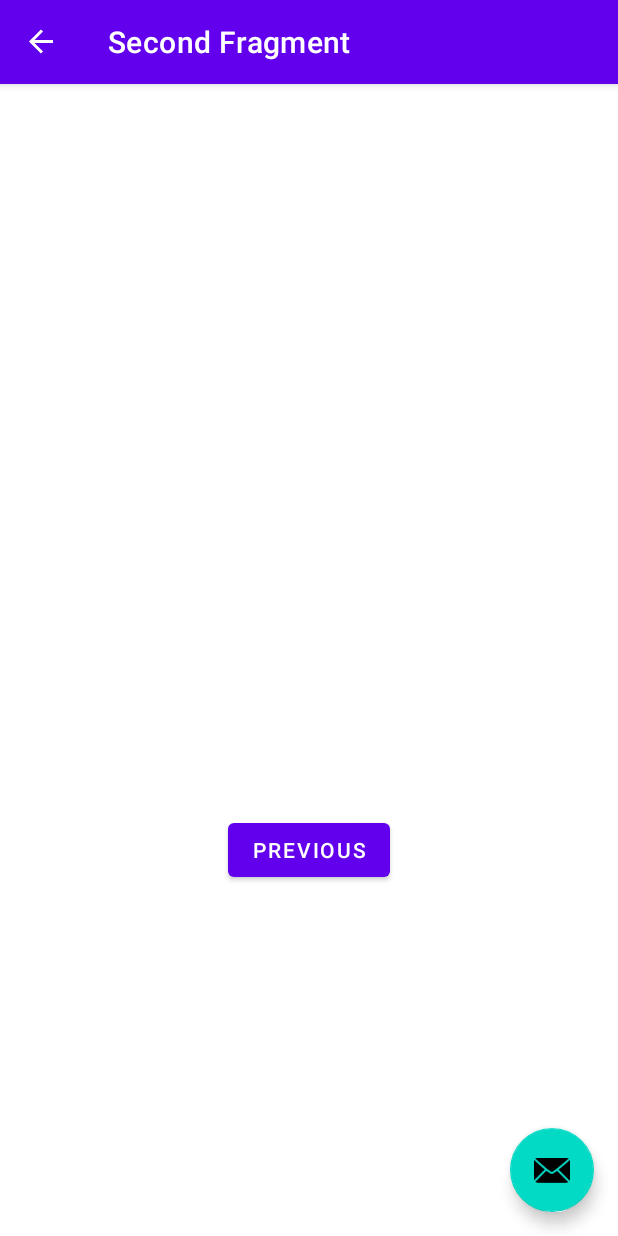
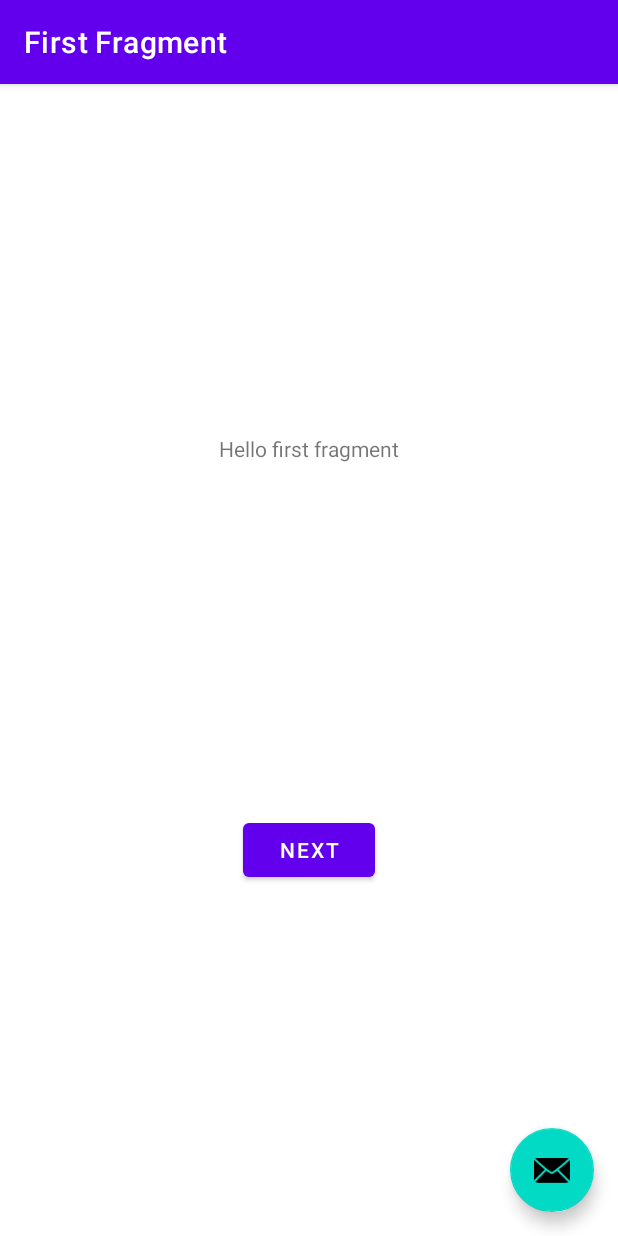
Before and after one commit to volsahin/ds-challenge, an Android app: the screen it shows after launch (MainActivity), after a tap on "NEXT", on a phone screen of 412 x 824 dp. Run offline under Robolectric (Android 15) with nearby library versions, the phone set to English and light mode, and no system bars; our stand-ins replace Dagger/Hilt's generated code, navigation-ui; 2 statements that could not run were skipped.

Commit message:
HomeFragment connected with HomeViewModel

```diff
--- a/app/build.gradle
+++ b/app/build.gradle
@@ -61,4 +61,6 @@ dependencies {
     implementation("com.squareup.moshi:moshi-kotlin:1.13.0")
     implementation 'com.squareup.okhttp3:logging-interceptor:4.2.1'
 
+    implementation "org.jetbrains.kotlinx:kotlinx-coroutines-android:1.6.1"
+    implementation "org.jetbrains.kotlinx:kotlinx-coroutines-core:1.4.2"
 }
--- a/app/src/main/AndroidManifest.xml
+++ b/app/src/main/AndroidManifest.xml
@@ -2,6 +2,8 @@
 <manifest xmlns:android="http://schemas.android.com/apk/res/android"
     xmlns:tools="http://schemas.android.com/tools"
     package="com.tinyfalcon.dschallenge">
+
+    <uses-permission android:name="android.permission.INTERNET" />
 
     <application
         android:name=".DsChallengeApplication"
--- a/app/src/main/java/com/tinyfalcon/dschallenge/SecondFragment.kt
+++ /dev/null
@@ -1,44 +0,0 @@
-package com.tinyfalcon.dschallenge
-
-import android.os.Bundle
-import androidx.fragment.app.Fragment
-import android.view.LayoutInflater
-import android.view.View
-import android.view.ViewGroup
-import androidx.navigation.fragment.findNavController
-import com.tinyfalcon.dschallenge.databinding.FragmentSecondBinding
-
-/**
- * A simple [Fragment] subclass as the second destination in the navigation.
- */
-class SecondFragment : Fragment() {
-
-    private var _binding: FragmentSecondBinding? = null
-
-    // This property is only valid between onCreateView and
-    // onDestroyView.
-    private val binding get() = _binding!!
-
-    override fun onCreateView(
-        inflater: LayoutInflater, container: ViewGroup?,
-        savedInstanceState: Bundle?
-    ): View? {
-
-        _binding = FragmentSecondBinding.inflate(inflater, container, false)
-        return binding.root
-
-    }
-
-    override fun onViewCreated(view: View, savedInstanceState: Bundle?) {
-        super.onViewCreated(view, savedInstanceState)
-
-        binding.buttonSecond.setOnClickListener {
-            findNavController().navigate(R.id.action_SecondFragment_to_FirstFragment)
-        }
-    }
-
-    override fun onDestroyView() {
-        super.onDestroyView()
-        _binding = null
-    }
-}
--- a/app/src/main/java/com/tinyfalcon/dschallenge/di/AppModule.kt
+++ b/app/src/main/java/com/tinyfalcon/dschallenge/di/AppModule.kt
@@ -1,5 +1,7 @@
 package com.tinyfalcon.dschallenge.di
 
+import com.squareup.moshi.Moshi
+import com.squareup.moshi.kotlin.reflect.KotlinJsonAdapterFactory
 import dagger.Module
 import dagger.Provides
 import dagger.hilt.InstallIn
@@ -25,9 +27,17 @@ object AppModule {
 
     @Singleton
     @Provides
-    fun provideRetrofit(client: OkHttpClient): Retrofit = Retrofit.Builder()
+    fun provideMoshi(): Moshi {
+        return Moshi.Builder()
+            .add(KotlinJsonAdapterFactory())
+            .build()
+    }
+
+    @Singleton
+    @Provides
+    fun provideRetrofit(client: OkHttpClient, moshi: Moshi): Retrofit = Retrofit.Builder()
         .baseUrl("https://www.mocky.io/v2/")
         .client(client)
-        .addConverterFactory(MoshiConverterFactory.create())
+        .addConverterFactory(MoshiConverterFactory.create(moshi))
         .build()
 }
--- a/app/src/main/java/com/tinyfalcon/dschallenge/feature/home/HomeModule.kt
+++ b/app/src/main/java/com/tinyfalcon/dschallenge/feature/home/HomeModule.kt
@@ -2,14 +2,18 @@ package com.tinyfalcon.dschallenge.feature.home
 
 import com.tinyfalcon.dschallenge.feature.home.data.MusicService
 import dagger.Module
+import dagger.Provides
 import dagger.hilt.InstallIn
 import dagger.hilt.android.components.ViewModelComponent
+import dagger.hilt.android.scopes.ViewModelScoped
 import retrofit2.Retrofit
 
 @Module
 @InstallIn(ViewModelComponent::class)
 object HomeModule {
 
+    @ViewModelScoped
+    @Provides
     fun provideMusicApi(retrofit: Retrofit): MusicService {
         return retrofit.create(MusicService::class.java)
     }
--- a/app/src/main/java/com/tinyfalcon/dschallenge/feature/home/data/SessionResponse.kt
+++ b/app/src/main/java/com/tinyfalcon/dschallenge/feature/home/data/SessionResponse.kt
@@ -1,15 +1,19 @@
 package com.tinyfalcon.dschallenge.feature.home.data
 
 import com.squareup.moshi.Json
+import com.squareup.moshi.JsonClass
 
+@JsonClass(generateAdapter = true)
 data class SessionResponse(
     @Json(name = "data") var data: SessionData?
 )
 
+@JsonClass(generateAdapter = true)
 data class SessionData(
     @Json(name = "sessions") var sessions: List<Session?>?
 )
 
+@JsonClass(generateAdapter = true)
 data class Session(
     @Json(name = "name") var name: String?,
     @Json(name = "listener_count") var listenerCount: Int?,
@@ -17,6 +21,7 @@ data class Session(
     @Json(name = "current_track") var currentTrack: Track?
 )
 
+@JsonClass(generateAdapter = true)
 data class Track(
     @Json(name = "title") var title: String? = null,
     @Json(name = "artwork_url") var artworkUrl: String? = null
--- a/app/src/main/java/com/tinyfalcon/dschallenge/FirstFragment.kt
+++ b/app/src/main/java/com/tinyfalcon/dschallenge/feature/home/presentation/HomeFragment.kt
@@ -1,44 +1,46 @@
-package com.tinyfalcon.dschallenge
+package com.tinyfalcon.dschallenge.feature.home.presentation
 
 import android.os.Bundle
 import androidx.fragment.app.Fragment
 import android.view.LayoutInflater
 import android.view.View
 import android.view.ViewGroup
+import androidx.fragment.app.viewModels
 import androidx.navigation.fragment.findNavController
-import com.tinyfalcon.dschallenge.databinding.FragmentFirstBinding
+import com.tinyfalcon.dschallenge.R
+import com.tinyfalcon.dschallenge.databinding.FragmentHomeBinding
+import dagger.hilt.android.AndroidEntryPoint
 
 /**
  * A simple [Fragment] subclass as the default destination in the navigation.
  */
-class FirstFragment : Fragment() {
+@AndroidEntryPoint
+class HomeFragment : Fragment() {
 
-    private var _binding: FragmentFirstBinding? = null
+    private var binding: FragmentHomeBinding? = null
 
-    // This property is only valid between onCreateView and
-    // onDestroyView.
-    private val binding get() = _binding!!
+    private val viewModel: HomeViewModel by viewModels()
 
     override fun onCreateView(
         inflater: LayoutInflater, container: ViewGroup?,
         savedInstanceState: Bundle?
     ): View? {
-
-        _binding = FragmentFirstBinding.inflate(inflater, container, false)
-        return binding.root
-
+        binding = FragmentHomeBinding.inflate(inflater, container, false)
+        return binding?.root
     }
 
     override fun onViewCreated(view: View, savedInstanceState: Bundle?) {
         super.onViewCreated(view, savedInstanceState)
 
-        binding.buttonFirst.setOnClickListener {
+        binding?.buttonFirst?.setOnClickListener {
             findNavController().navigate(R.id.action_FirstFragment_to_SecondFragment)
         }
+
+        viewModel.getSessions()
     }
 
     override fun onDestroyView() {
         super.onDestroyView()
-        _binding = null
+        binding = null
     }
 }
--- a/app/src/main/java/com/tinyfalcon/dschallenge/feature/home/presentation/HomeViewModel.kt
+++ b/app/src/main/java/com/tinyfalcon/dschallenge/feature/home/presentation/HomeViewModel.kt
@@ -4,10 +4,12 @@ import androidx.lifecycle.ViewModel
 import androidx.lifecycle.viewModelScope
 import com.tinyfalcon.dschallenge.feature.home.domain.GetSessions
 import com.tinyfalcon.dschallenge.feature.home.domain.SearchSessions
+import dagger.hilt.android.lifecycle.HiltViewModel
 import kotlinx.coroutines.Dispatchers
 import kotlinx.coroutines.launch
 import javax.inject.Inject
 
+@HiltViewModel
 class HomeViewModel @Inject constructor(
     private val getSessions: GetSessions,
     private val searchSessions: SearchSessions
--- a/app/src/main/res/layout/fragment_second.xml
+++ b/app/src/main/res/layout/fragment_home.xml
@@ -4,24 +4,25 @@
     xmlns:tools="http://schemas.android.com/tools"
     android:layout_width="match_parent"
     android:layout_height="match_parent"
-    tools:context=".SecondFragment">
+    tools:context=".feature.home.presentation.HomeFragment">
 
     <TextView
-        android:id="@+id/textview_second"
+        android:id="@+id/textview_first"
         android:layout_width="wrap_content"
         android:layout_height="wrap_content"
-        app:layout_constraintBottom_toTopOf="@id/button_second"
+        android:text="@string/hello_first_fragment"
+        app:layout_constraintBottom_toTopOf="@id/button_first"
         app:layout_constraintEnd_toEndOf="parent"
         app:layout_constraintStart_toStartOf="parent"
         app:layout_constraintTop_toTopOf="parent" />
 
     <Button
-        android:id="@+id/button_second"
+        android:id="@+id/button_first"
         android:layout_width="wrap_content"
         android:layout_height="wrap_content"
-        android:text="@string/previous"
+        android:text="@string/next"
         app:layout_constraintBottom_toBottomOf="parent"
         app:layout_constraintEnd_toEndOf="parent"
         app:layout_constraintStart_toStartOf="parent"
-        app:layout_constraintTop_toBottomOf="@id/textview_second" />
+        app:layout_constraintTop_toBottomOf="@id/textview_first" />
 </androidx.constraintlayout.widget.ConstraintLayout>
--- a/app/src/main/res/navigation/nav_graph.xml
+++ b/app/src/main/res/navigation/nav_graph.xml
@@ -7,9 +7,9 @@
 
     <fragment
         android:id="@+id/FirstFragment"
-        android:name="com.tinyfalcon.dschallenge.FirstFragment"
+        android:name="com.tinyfalcon.dschallenge.feature.home.presentation.HomeFragment"
         android:label="@string/first_fragment_label"
-        tools:layout="@layout/fragment_first">
+        tools:layout="@layout/fragment_home">
 
         <action
             android:id="@+id/action_FirstFragment_to_SecondFragment"
```
Also changed, not shown: app/src/main/res/layout/fragment_first.xml (deleted, +0 -28 lines).
